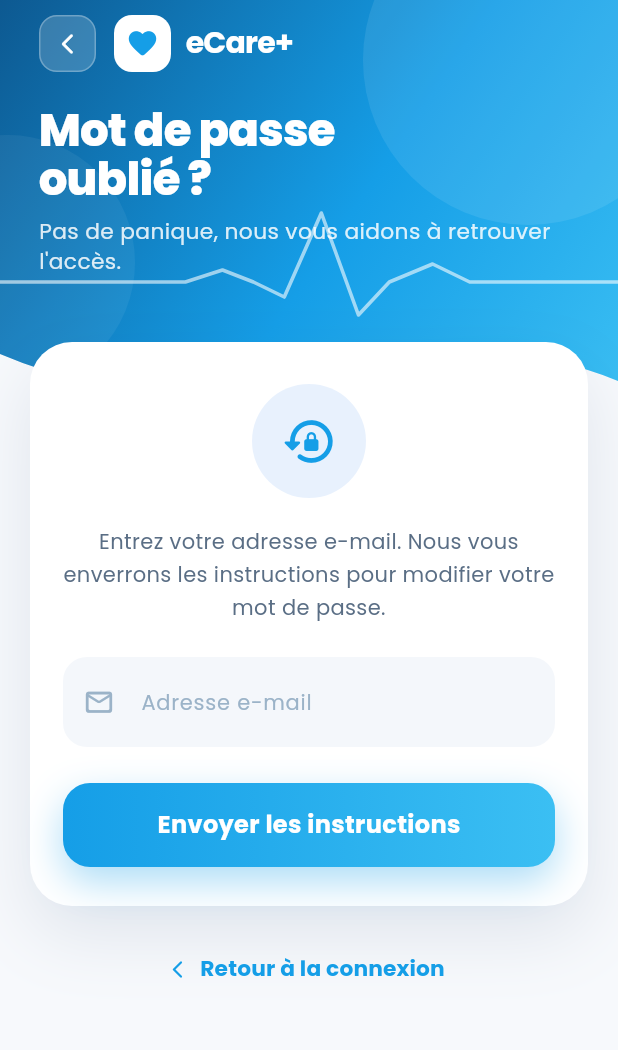
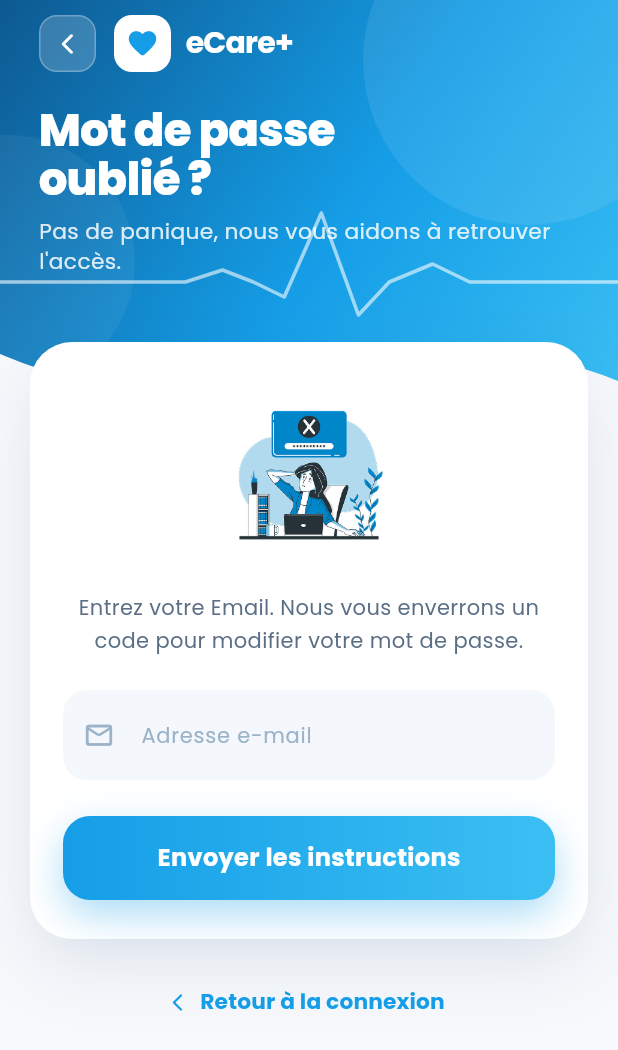
Before and after one commit to Mimicode2025/eCare_plus_mobile, a Flutter app: the ForgotPasswordPage screen opened by its route, on a phone screen of 412 x 824 dp. Shown: the top 1050 px of the screen. Run offline on Flutter 3.47's test engine with Material 3 defaults, Android fonts, the phone set to English and light mode, and no system bars; our stand-ins replace flex_color_scheme, google_fonts.

Commit message:
modification de la page mot de passe oublié.

```diff
--- a/lib/views/auth/forgot_password_page.dart
+++ b/lib/views/auth/forgot_password_page.dart
@@ -70,13 +70,15 @@ class _ForgotPasswordPageState extends State<ForgotPasswordPage> {
                 child: Column(
                   key: const ValueKey('form'),
                   children: [
-                    const _RoundIcon(
-                        icon: Icons.lock_reset_rounded,
-                        color: AppColors.primary,
-                        bg: Color(0xFFE8F1FD)),
+                    Image.asset(
+                      'assets/images/ecareImage4.png',
+                      width: 120,
+                      height: 120,
+                      fit: BoxFit.contain,
+                    ),
                     const SizedBox(height: 18),
                     Text(
-                      'Entrez votre adresse e-mail. Nous vous enverrons les instructions pour modifier votre mot de passe.',
+                      'Entrez votre Email. Nous vous enverrons un code pour modifier votre mot de passe.',
                       textAlign: TextAlign.center,
                       style: AppTextStyles.body.copyWith(
                           fontSize: 14,
```
